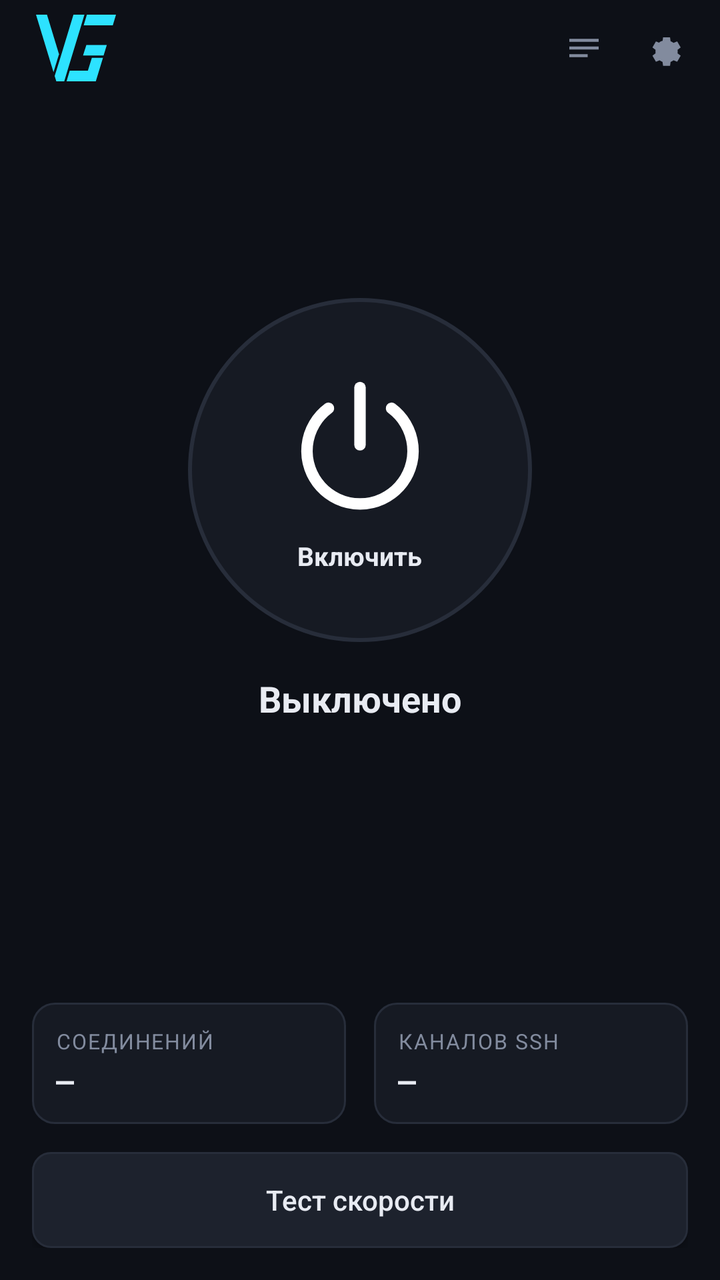
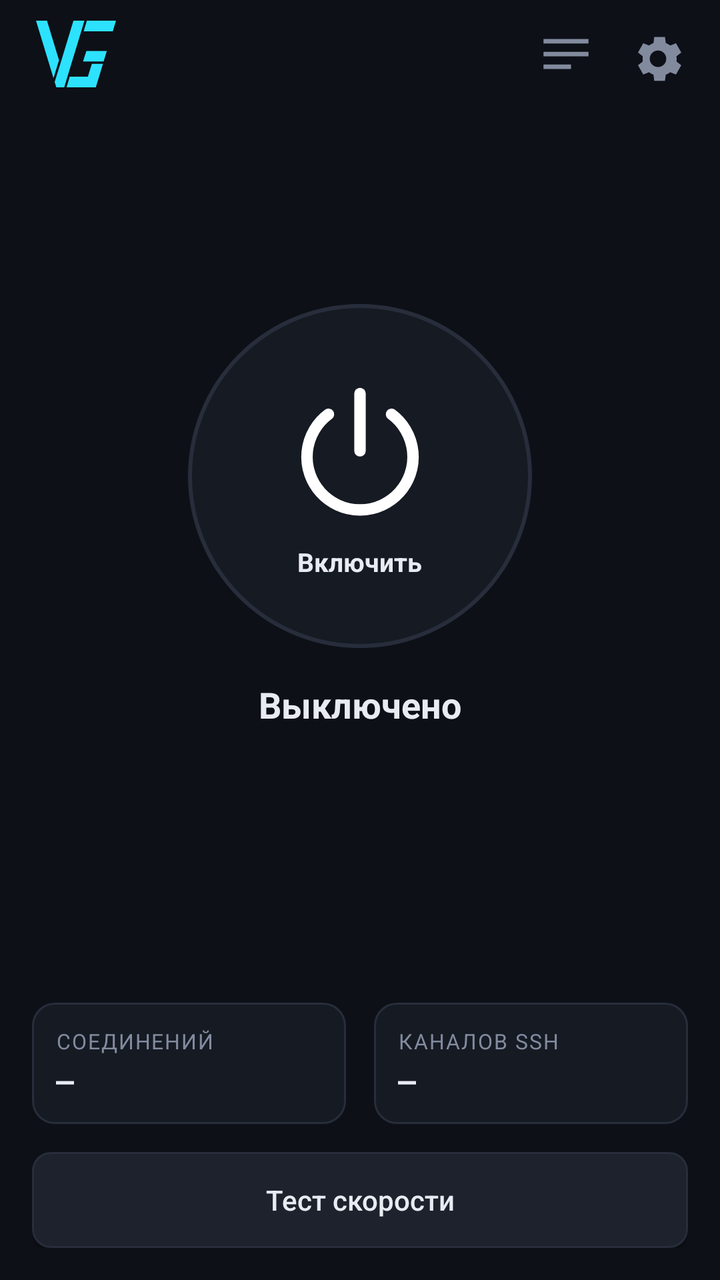

An Android layout rendered at two revisions. The XML below is the earlier revision; the diff shows what the commit changed to produce the second picture.
<!-- AndroidManifest.xml: application theme AppTheme -->
<!-- res/layout/activity_main.xml -->
<?xml version="1.0" encoding="utf-8"?>
<LinearLayout xmlns:android="http://schemas.android.com/apk/res/android"
    android:id="@+id/root"
    android:layout_width="match_parent"
    android:layout_height="match_parent"
    android:orientation="vertical"
    android:background="@color/bg">

    <LinearLayout
        android:layout_width="match_parent"
        android:layout_height="wrap_content"
        android:orientation="horizontal"
        android:gravity="center_vertical"
        android:paddingStart="16dp"
        android:paddingEnd="8dp"
        android:paddingTop="4dp"
        android:paddingBottom="4dp">

        <ImageView
            android:id="@+id/btnHome"
            android:layout_width="44dp"
            android:layout_height="38dp"
            android:padding="2dp"
            android:clickable="true"
            android:focusable="true"
            android:background="?android:attr/selectableItemBackgroundBorderless"
            android:src="@drawable/ic_logo"
            android:contentDescription="@string/app_name" />

        <Space
            android:layout_width="0dp"
            android:layout_height="1dp"
            android:layout_weight="1" />

        <ImageView
            android:id="@+id/btnLog"
            style="@style/HeadIcon"
            android:src="@drawable/ic_head_log"
            android:contentDescription="@string/log" />

        <ImageView
            android:id="@+id/btnSettings"
            style="@style/HeadIcon"
            android:src="@drawable/ic_head_settings"
            android:contentDescription="@string/tab_settings" />
    </LinearLayout>

    <ViewFlipper
        android:id="@+id/flipper"
        android:layout_width="match_parent"
        android:layout_height="0dp"
        android:layout_weight="1">

        
        <LinearLayout
            android:layout_width="match_parent"
            android:layout_height="match_parent"
            android:orientation="vertical"
            android:paddingStart="16dp"
            android:paddingEnd="16dp"
            android:paddingBottom="16dp">

            <TextView
                android:id="@+id/error"
                android:layout_width="match_parent"
                android:layout_height="wrap_content"
                android:background="@drawable/bg_error"
                android:padding="10dp"
                android:textSize="12.5sp"
                android:textColor="@color/err"
                android:visibility="gone" />

            <Space
                android:layout_width="match_parent"
                android:layout_height="0dp"
                android:layout_weight="1" />

            <LinearLayout
                android:id="@+id/power"
                android:layout_width="172dp"
                android:layout_height="172dp"
                android:layout_gravity="center_horizontal"
                android:orientation="vertical"
                android:gravity="center"
                android:clickable="true"
                android:focusable="true"
                android:background="@drawable/bg_power_off">

                <ImageView
                    android:id="@+id/powerIcon"
                    android:layout_width="86dp"
                    android:layout_height="86dp"
                    android:src="@drawable/ic_power"
                    android:contentDescription="@string/start" />

                <TextView
                    android:id="@+id/powerCap"
                    android:layout_width="wrap_content"
                    android:layout_height="wrap_content"
                    android:textSize="13sp"
                    android:textStyle="bold"
                    android:text="@string/start" />
            </LinearLayout>

            <TextView
                android:id="@+id/state"
                android:layout_width="match_parent"
                android:layout_height="wrap_content"
                android:layout_marginTop="16dp"
                android:gravity="center"
                android:textSize="18sp"
                android:textStyle="bold"
                android:textColor="@color/text"
                android:text="@string/state_stopped" />

            <TextView
                android:id="@+id/detail"
                android:layout_width="match_parent"
                android:layout_height="wrap_content"
                android:layout_marginTop="2dp"
                android:gravity="center"
                android:textSize="12.5sp"
                android:textColor="@color/dim" />

            
            <TextView
                android:id="@+id/ping"
                android:layout_width="match_parent"
                android:layout_height="wrap_content"
                android:layout_marginTop="2dp"
                android:gravity="center"
                android:fontFamily="monospace"
                android:textSize="12.5sp" />

            
            <TextView
                android:id="@+id/speedResult"
                android:layout_width="match_parent"
                android:layout_height="wrap_content"
                android:layout_marginTop="6dp"
                android:gravity="center"
                android:fontFamily="monospace"
                android:textSize="13sp"
                android:textColor="@color/accent"
                android:visibility="gone" />

            <Space
                android:layout_width="match_parent"
                android:layout_height="0dp"
                android:layout_weight="1" />

            <LinearLayout
                android:layout_width="match_parent"
                android:layout_height="wrap_content"
                android:orientation="horizontal">

                <LinearLayout style="@style/Tile">
                    <TextView style="@style/TileKey" android:text="@string/tile_conns" />
                    <TextView android:id="@+id/tileConns" style="@style/TileValue" />
                </LinearLayout>

                <Space android:layout_width="14dp" android:layout_height="1dp" />

                <LinearLayout style="@style/Tile">
                    <TextView style="@style/TileKey" android:text="@string/tile_links" />
                    <TextView android:id="@+id/tileLinks" style="@style/TileValue" />
                </LinearLayout>
            </LinearLayout>

            <Button
                android:id="@+id/speedtest"
                style="@style/SecondaryButton"
                android:layout_marginTop="14dp"
                android:text="@string/speedtest" />
        </LinearLayout>

        
        <LinearLayout
            android:layout_width="match_parent"
            android:layout_height="match_parent"
            android:orientation="vertical"
            android:paddingStart="16dp"
            android:paddingEnd="16dp"
            android:paddingBottom="16dp">

            <TextView style="@style/Head" android:text="@string/log" />

            <TextView
                android:layout_width="match_parent"
                android:layout_height="wrap_content"
                android:paddingBottom="8dp"
                android:textSize="11.5sp"
                android:textColor="@color/dim"
                android:text="@string/log_hint" />

            <ScrollView
                android:id="@+id/logScroll"
                android:layout_width="match_parent"
                android:layout_height="0dp"
                android:layout_weight="1">

                <TextView
                    android:id="@+id/log"
                    android:layout_width="match_parent"
                    android:layout_height="wrap_content"
                    android:fontFamily="monospace"
                    android:textSize="12sp"
                    android:textColor="@color/text"
                    android:lineSpacingExtra="2dp" />
            </ScrollView>
        </LinearLayout>

        
        <ScrollView
            android:layout_width="match_parent"
            android:layout_height="match_parent">

            <LinearLayout
                android:layout_width="match_parent"
                android:layout_height="wrap_content"
                android:orientation="vertical"
                android:paddingStart="16dp"
                android:paddingEnd="16dp"
                android:paddingBottom="24dp">

                <TextView style="@style/Head" android:text="@string/tab_settings" />

                <TextView style="@style/FieldLabel" android:text="@string/host_hint" />
                <EditText android:id="@+id/host" style="@style/Field"
                    android:inputType="textUri" android:autofillHints="" />

                <TextView style="@style/FieldLabel" android:text="@string/user_hint" />
                <EditText android:id="@+id/user" style="@style/Field"
                    android:inputType="text" android:autofillHints="" />

                <TextView style="@style/FieldLabel" android:text="@string/key" />
                <TextView
                    android:id="@+id/keyState"
                    android:layout_width="match_parent"
                    android:layout_height="wrap_content"
                    android:paddingBottom="4dp"
                    android:textSize="12sp"
                    android:textColor="@color/dim"
                    android:text="@string/key_missing" />
                <EditText android:id="@+id/key" style="@style/Field"
                    android:inputType="textMultiLine" android:minLines="3"
                    android:gravity="top" android:hint="@string/key_hint"
                    android:textColorHint="@color/dim" android:autofillHints="" />

                <LinearLayout
                    android:layout_width="match_parent"
                    android:layout_height="wrap_content"
                    android:orientation="horizontal">

                    <LinearLayout
                        android:layout_width="0dp"
                        android:layout_height="wrap_content"
                        android:layout_weight="1"
                        android:orientation="vertical">
                        <TextView style="@style/FieldLabel" android:text="@string/port_hint" />
                        <EditText android:id="@+id/port" style="@style/Field"
                            android:inputType="number" android:autofillHints="" />
                    </LinearLayout>

                    <Space android:layout_width="12dp" android:layout_height="1dp" />

                    <LinearLayout
                        android:layout_width="0dp"
                        android:layout_height="wrap_content"
                        android:layout_weight="1"
                        android:orientation="vertical">
                        <TextView style="@style/FieldLabel" android:text="@string/pool_hint" />
                        <EditText android:id="@+id/pool" style="@style/Field"
                            android:inputType="number" android:autofillHints="" />
                    </LinearLayout>
                </LinearLayout>

                <TextView
                    android:layout_width="match_parent"
                    android:layout_height="wrap_content"
                    android:layout_marginBottom="12dp"
                    android:textSize="11.5sp"
                    android:textColor="@color/dim"
                    android:text="@string/pool_note" />

                <LinearLayout
                    android:id="@+id/apps"
                    android:layout_width="match_parent"
                    android:layout_height="wrap_content"
                    android:orientation="horizontal"
                    android:gravity="center_vertical"
                    android:background="@drawable/bg_card"
                    android:padding="12dp"
                    android:clickable="true"
                    android:focusable="true">

                    <LinearLayout
                        android:layout_width="0dp"
                        android:layout_height="wrap_content"
                        android:layout_weight="1"
                        android:orientation="vertical">

                        <TextView
                            android:layout_width="wrap_content"
                            android:layout_height="wrap_content"
                            android:textSize="14sp"
                            android:textColor="@color/text"
                            android:text="@string/apps_row" />

                        <TextView
                            android:id="@+id/appsSummary"
                            android:layout_width="wrap_content"
                            android:layout_height="wrap_content"
                            android:textSize="12sp"
                            android:textColor="@color/dim"
                            android:text="@string/mode_all" />
                    </LinearLayout>

                    <ImageView
                        android:layout_width="wrap_content"
                        android:layout_height="wrap_content"
                        android:src="@drawable/ic_chevron"
                        android:contentDescription="@string/apps_row" />
                </LinearLayout>

                <CheckBox
                    android:id="@+id/localViaTunnel"
                    android:layout_width="match_parent"
                    android:layout_height="wrap_content"
                    android:layout_marginTop="12dp"
                    android:textColor="@color/text"
                    android:text="@string/local_via_tunnel" />

                <TextView style="@style/FieldLabel"
                    android:layout_marginTop="8dp" android:text="@string/direct" />
                <EditText android:id="@+id/direct" style="@style/Field"
                    android:inputType="textMultiLine" android:minLines="2"
                    android:gravity="top" android:hint="@string/direct_hint"
                    android:textColorHint="@color/dim" android:autofillHints="" />
                <TextView
                    android:layout_width="match_parent"
                    android:layout_height="wrap_content"
                    android:paddingBottom="14dp"
                    android:textSize="11.5sp"
                    android:textColor="@color/dim"
                    android:text="@string/direct_note" />

                <Button
                    android:id="@+id/save"
                    style="@style/PrimaryButton"
                    android:text="@string/save" />
            </LinearLayout>
        </ScrollView>
    </ViewFlipper>
</LinearLayout>
<!-- resources referenced by this layout -->
<resources>
  <color name="accent">#4c8dff</color>
  <color name="bg">#0d1017</color>
  <color name="dim">#828b9e</color>
  <color name="err">#e5484d</color>
  <color name="text">#e8ebf2</color>
  <!-- drawable bg_power_off (drawable) -->
  <?xml version="1.0" encoding="utf-8"?>
  <shape xmlns:android="http://schemas.android.com/apk/res/android" android:shape="oval">
      <solid android:color="@color/card" />
      <stroke android:width="2dp" android:color="@color/line" />
  </shape>
  <!-- drawable ic_head_log (drawable) -->
  <?xml version="1.0" encoding="utf-8"?>
  <vector xmlns:android="http://schemas.android.com/apk/res/android"
      android:width="22dp" android:height="22dp"
      android:viewportWidth="24" android:viewportHeight="24">
      <path android:fillColor="#828b9e" android:pathData="M4,7h16v1.6H4zM4,11.2h16v1.6H4zM4,15.4h10v1.6H4z" />
  </vector>
  <!-- drawable ic_head_settings (drawable) -->
  <?xml version="1.0" encoding="utf-8"?>
  <vector xmlns:android="http://schemas.android.com/apk/res/android"
      android:width="22dp" android:height="22dp"
      android:viewportWidth="24" android:viewportHeight="24">
      <path android:fillColor="#828b9e" android:pathData="M12,8a4,4 0 1,0 0,8a4,4 0 0,0 0,-8M12,14a2,2 0 1,1 0,-4a2,2 0 0,1 0,4M19.4,13l1.7,-1.3l-1.9,-3.3l-2,0.8a7.6,7.6 0 0,0 -1.6,-0.9l-0.3,-2.1h-3.8l-0.3,2.1a7.6,7.6 0 0,0 -1.6,0.9l-2,-0.8l-1.9,3.3L7.4,13a7.7,7.7 0 0,0 0,1.9l-1.7,1.3l1.9,3.3l2,-0.8a7.6,7.6 0 0,0 1.6,0.9l0.3,2.1h3.8l0.3,-2.1a7.6,7.6 0 0,0 1.6,-0.9l2,0.8l1.9,-3.3l-1.7,-1.3a7.7,7.7 0 0,0 0,-1.9z" />
  </vector>
  <string name="app_name">ssh_tunnel</string>
  <string name="apps_row">Какие программы вести через туннель</string>
  <string name="direct">Всегда напрямую</string>
  <string name="direct_hint">10.8.0.0/16, 172.30.*, .corp.local</string>
  <string name="direct_note">Адреса и сети, которым туннель не нужен. Локальная сеть и так идёт напрямую.</string>
  <string name="host_hint">адрес сервера</string>
  <string name="key">Закрытый ключ</string>
  <string name="key_hint">вставьте содержимое файла ключа</string>
  <string name="key_missing">Ключ не задан</string>
  <string name="local_via_tunnel">Локальную сеть тоже вести через сервер</string>
  <string name="log">Журнал</string>
  <string name="log_hint">Куда ходят приложения. Имя вместо адреса означает, что его разрешил сервер, а не телефон.</string>
  <string name="mode_all">Все через сервер</string>
  <string name="pool_hint">каналов SSH</string>
  <string name="pool_note">Несколько параллельных каналов заметно поднимают скорость. 4 — разумное значение.</string>
  <string name="port_hint">порт SSH (обычно 22)</string>
  <string name="save">Сохранить</string>
  <string name="speedtest">Тест скорости</string>
  <string name="start">Включить</string>
  <string name="state_stopped">Выключено</string>
  <string name="tab_settings">Настройки</string>
  <string name="tile_conns">СОЕДИНЕНИЙ</string>
  <string name="tile_links">КАНАЛОВ SSH</string>
  <string name="user_hint">пользователь</string>
  <style name="HeadIcon">
          <item name="android:layout_width">40dp</item>
          <item name="android:layout_height">40dp</item>
          <item name="android:padding">9dp</item>
          <item name="android:clickable">true</item>
          <item name="android:focusable">true</item>
          <item name="android:background">?android:attr/selectableItemBackgroundBorderless</item>
      </style>
  <color name="card">#161a23</color>
  <color name="line">#272d3a</color>
  <color name="logo">#2de2ff</color>
  <!-- drawable bg_button_primary (drawable) -->
  <?xml version="1.0" encoding="utf-8"?>
  <shape xmlns:android="http://schemas.android.com/apk/res/android" android:shape="rectangle">
      <solid android:color="@color/accent" />
      <corners android:radius="9dp" />
  </shape>
  <color name="card2">#1d222d</color>
  <!-- unchanged entries left out for length: 16 -->
</resources>

<!-- the commit's change to res/layout/activity_main.xml (unified diff, before → after) -->
@@ -132,22 +132,32 @@
                 android:fontFamily="monospace"
                 android:textSize="12.5sp" />
 
-            
-            <TextView
-                android:id="@+id/speedResult"
-                android:layout_width="match_parent"
-                android:layout_height="wrap_content"
-                android:layout_marginTop="6dp"
-                android:gravity="center"
-                android:fontFamily="monospace"
-                android:textSize="13sp"
-                android:textColor="@color/accent"
-                android:visibility="gone" />
-
             <Space
                 android:layout_width="match_parent"
                 android:layout_height="0dp"
                 android:layout_weight="1" />
+
+            
+            <LinearLayout
+                android:id="@+id/rowSpeed"
+                android:layout_width="match_parent"
+                android:layout_height="wrap_content"
+                android:layout_marginBottom="14dp"
+                android:orientation="horizontal"
+                android:visibility="gone">
+
+                <LinearLayout style="@style/Tile">
+                    <TextView style="@style/TileKey" android:text="@string/tile_down" />
+                    <TextView android:id="@+id/tileDown" style="@style/TileValue" />
+                </LinearLayout>
+
+                <Space android:layout_width="14dp" android:layout_height="1dp" />
+
+                <LinearLayout style="@style/Tile">
+                    <TextView style="@style/TileKey" android:text="@string/tile_up" />
+                    <TextView android:id="@+id/tileUp" style="@style/TileValue" />
+                </LinearLayout>
+            </LinearLayout>
 
             <LinearLayout
                 android:layout_width="match_parent"
<!-- resource entries referenced after the edit -->
@@ -14,16 +14,19 @@
   <!-- drawable ic_head_log (drawable) -->
   <?xml version="1.0" encoding="utf-8"?>
   <vector xmlns:android="http://schemas.android.com/apk/res/android"
-      android:width="22dp" android:height="22dp"
+      android:width="30dp" android:height="30dp"
       android:viewportWidth="24" android:viewportHeight="24">
-      <path android:fillColor="#828b9e" android:pathData="M4,7h16v1.6H4zM4,11.2h16v1.6H4zM4,15.4h10v1.6H4z" />
+      <path android:fillColor="#828b9e" android:pathData="M3,6h18v1.8H3zM3,11.1h18v1.8H3zM3,16.2h11v1.8H3z" />
   </vector>
   <!-- drawable ic_head_settings (drawable) -->
   <?xml version="1.0" encoding="utf-8"?>
   <vector xmlns:android="http://schemas.android.com/apk/res/android"
-      android:width="22dp" android:height="22dp"
+      android:width="30dp" android:height="30dp"
       android:viewportWidth="24" android:viewportHeight="24">
-      <path android:fillColor="#828b9e" android:pathData="M12,8a4,4 0 1,0 0,8a4,4 0 0,0 0,-8M12,14a2,2 0 1,1 0,-4a2,2 0 0,1 0,4M19.4,13l1.7,-1.3l-1.9,-3.3l-2,0.8a7.6,7.6 0 0,0 -1.6,-0.9l-0.3,-2.1h-3.8l-0.3,2.1a7.6,7.6 0 0,0 -1.6,0.9l-2,-0.8l-1.9,3.3L7.4,13a7.7,7.7 0 0,0 0,1.9l-1.7,1.3l1.9,3.3l2,-0.8a7.6,7.6 0 0,0 1.6,0.9l0.3,2.1h3.8l0.3,-2.1a7.6,7.6 0 0,0 1.6,-0.9l2,0.8l1.9,-3.3l-1.7,-1.3a7.7,7.7 0 0,0 0,-1.9z" />
+      <path
+          android:fillColor="#828b9e"
+          android:fillType="evenOdd"
+          android:pathData="M19.4,12.9l1.9,-1.5l-2.1,-3.7l-2.3,0.9a8.5,8.5 0 0,0 -1.8,-1l-0.3,-2.4h-4.3l-0.3,2.4a8.5,8.5 0 0,0 -1.8,1l-2.3,-0.9l-2.1,3.7l1.9,1.5a8.6,8.6 0 0,0 0,2.1l-1.9,1.5l2.1,3.7l2.3,-0.9a8.5,8.5 0 0,0 1.8,1l0.3,2.4h4.3l0.3,-2.4a8.5,8.5 0 0,0 1.8,-1l2.3,0.9l2.1,-3.7l-1.9,-1.5a8.6,8.6 0 0,0 0,-2.1z M12,17.2a3.3,3.3 0 1,1 0,-6.6a3.3,3.3 0 0,1 0,6.6z" />
   </vector>
   <string name="app_name">ssh_tunnel</string>
   <string name="apps_row">Какие программы вести через туннель</string>
@@ -47,12 +50,14 @@
   <string name="state_stopped">Выключено</string>
   <string name="tab_settings">Настройки</string>
   <string name="tile_conns">СОЕДИНЕНИЙ</string>
+  <string name="tile_down">ПРИЁМ, МБИТ/С</string>
   <string name="tile_links">КАНАЛОВ SSH</string>
+  <string name="tile_up">ОТДАЧА, МБИТ/С</string>
   <string name="user_hint">пользователь</string>
   <style name="HeadIcon">
-          <item name="android:layout_width">40dp</item>
-          <item name="android:layout_height">40dp</item>
-          <item name="android:padding">9dp</item>
+          <item name="android:layout_width">46dp</item>
+          <item name="android:layout_height">46dp</item>
+          <item name="android:padding">8dp</item>
           <item name="android:clickable">true</item>
           <item name="android:focusable">true</item>
           <item name="android:background">?android:attr/selectableItemBackgroundBorderless</item>
